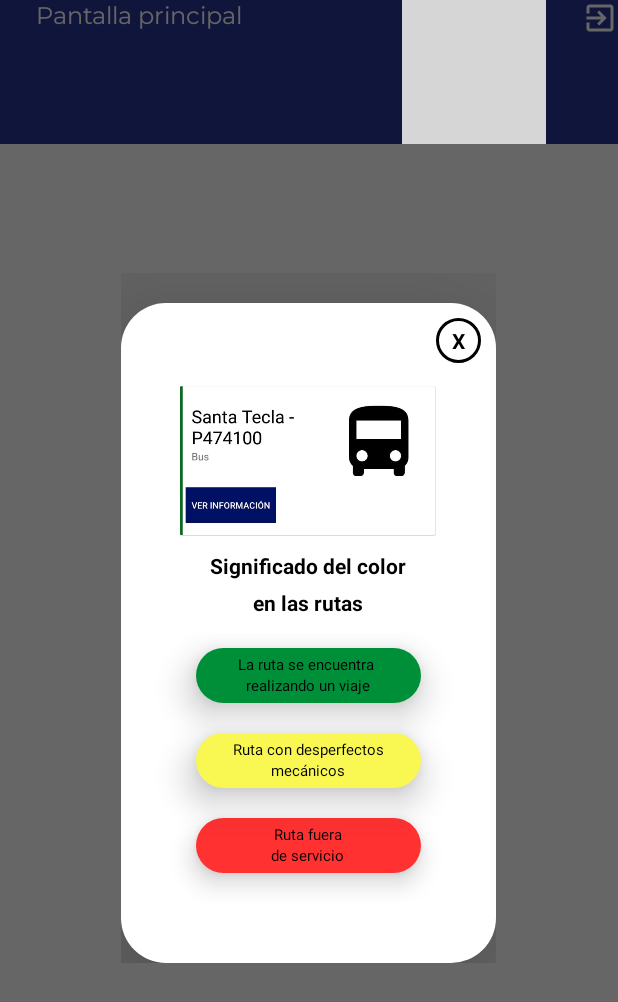
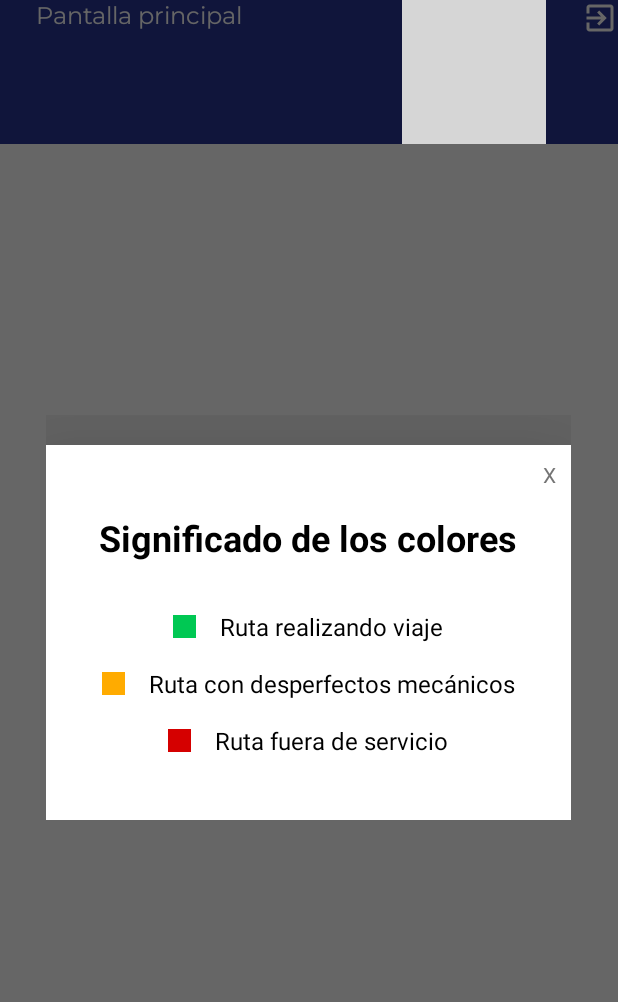
Before and after one commit to Proyecto-DDP/Transporte-UDB, an Android app: the MainActivity screen opened directly, with no data from a screen before it, after a tap on an icon or button, on a phone screen of 412 x 824 dp. Shown: the top 1002 px of the screen. Run offline under Robolectric (Android 15) with nearby library versions, the light colour scheme and no system bars; our stand-ins replace Firebase (no records; nobody signed in at launch, a user with empty details on screens opened directly); grey boxes are pictures that could not be loaded.

Commit message:
Modificando popup

```diff
--- /dev/null
+++ b/app/src/main/res/drawable/greensquare.xml
@@ -0,0 +1,9 @@
+<?xml version="1.0" encoding="utf-8"?>
+<shape xmlns:android="http://schemas.android.com/apk/res/android"
+    android:shape="rectangle" >
+    <solid android:color="#00c853" />
+    <size
+        android:height="15dp"
+        android:width="15dp"
+        />
+</shape>
--- /dev/null
+++ b/app/src/main/res/drawable/redsquare.xml
@@ -0,0 +1,9 @@
+<?xml version="1.0" encoding="utf-8"?>
+<shape xmlns:android="http://schemas.android.com/apk/res/android"
+    android:shape="rectangle" >
+    <solid android:color="#d50000" />
+    <size
+        android:height="15dp"
+        android:width="15dp"
+        />
+</shape>
--- /dev/null
+++ b/app/src/main/res/drawable/yellowsquare.xml
@@ -0,0 +1,9 @@
+<?xml version="1.0" encoding="utf-8"?>
+<shape xmlns:android="http://schemas.android.com/apk/res/android"
+    android:shape="rectangle" >
+    <solid android:color="#ffab00" />
+    <size
+        android:height="15dp"
+        android:width="15dp"
+        />
+</shape>
--- a/app/src/main/res/layout/custompopup.xml
+++ b/app/src/main/res/layout/custompopup.xml
@@ -1,164 +1,83 @@
 <?xml version="1.0" encoding="utf-8"?>
 <LinearLayout xmlns:android="http://schemas.android.com/apk/res/android"
-    android:orientation="vertical" android:layout_width="match_parent"
-    android:layout_height="match_parent" >
+    android:layout_width="match_parent"
+    android:layout_height="match_parent"
+    android:orientation="vertical">
 
     <LinearLayout
-        android:layout_width="250dp"
-        android:layout_height="440dp"
+        android:layout_width="350dp"
+        android:layout_height="250dp"
         android:layout_gravity="center_horizontal"
         android:layout_marginTop="20dp"
-        android:background="@drawable/roundcornera"
+        android:background="@color/White"
+        android:elevation="70dp"
         android:orientation="vertical"
-        android:elevation="70dp"
         android:padding="10dp">
 
         <TextView
             android:id="@+id/Closetxt"
-            android:layout_width="30dp"
-            android:layout_height="30dp"
-            android:layout_gravity="end"
-            android:background="@drawable/cerclebackground"
-            android:gravity="center"
-            android:elevation="20dp"
+            android:layout_width="wrap_content"
+            android:layout_height="wrap_content"
             android:text="X"
+            android:textColor="@color/dark_grey"
+            android:layout_gravity="end"/>
+        <TextView
+            android:layout_width="wrap_content"
+            android:layout_height="wrap_content"
+            android:layout_gravity="center_horizontal"
+            android:layout_marginTop="16dp"
+            android:text="@string/Popup_title"
             android:textColor="@color/black"
+            android:textSize="24dp"
             android:textStyle="bold" />
 
         <LinearLayout
             android:layout_width="match_parent"
-            android:layout_height="170dp"
+            android:layout_height="wrap_content"
+            android:layout_marginTop="24dp"
             android:orientation="vertical">
-
-            <ImageView
-                android:layout_width="200dp"
-                android:layout_height="100dp"
-                android:layout_gravity="center"
-                android:layout_marginTop="15dp"
-                android:elevation="50dp"
-                android:src="@drawable/photo" />
+            android:layout_width="wrap_content"
+            android:layout_height="wrap_content"
+            android:orientation="horizontal">
 
             <TextView
                 android:layout_width="wrap_content"
                 android:layout_height="wrap_content"
                 android:layout_gravity="center_horizontal"
-                android:layout_marginTop="10dp"
-                android:text="Significado del color"
-                android:elevation="10dp"
+                android:layout_marginStart="16dp"
+                android:drawableLeft="@drawable/greensquare"
+                android:drawablePadding="16dp"
+                android:text="@string/green"
+                android:layout_margin="8dp"
                 android:textColor="@color/black"
-                android:textStyle="bold" />
+                android:textSize="16sp" />
 
             <TextView
-                android:text="en las rutas"
-                android:textStyle="bold"
                 android:layout_width="wrap_content"
                 android:layout_height="wrap_content"
                 android:layout_gravity="center_horizontal"
-                android:layout_marginTop="5dp"
-                android:elevation="10dp"
-                android:textColor="@color/black" />
-        </LinearLayout>
+                android:layout_marginStart="16dp"
+                android:layout_margin="8dp"
+                android:drawableLeft="@drawable/yellowsquare"
+                android:drawablePadding="16dp"
+                android:text="@string/yellow"
+                android:textColor="@color/black"
+                android:textSize="16sp" />
 
-        <LinearLayout
-            android:layout_width="match_parent"
-            android:layout_height="180dp"
-            android:layout_marginTop="10dp"
-            android:layout_marginBottom="20dp"
-            android:orientation="vertical">
+            <TextView
+                android:layout_width="wrap_content"
+                android:layout_height="wrap_content"
+                android:layout_gravity="center_horizontal"
+                android:layout_marginStart="16dp"
+                android:layout_margin="8dp"
+                android:drawableLeft="@drawable/redsquare"
+                android:drawablePadding="16dp"
+                android:text="@string/red"
+                android:textColor="@color/black"
+                android:textSize="16sp" />
 
-
-            <LinearLayout
-                android:layout_width="150dp"
-                android:layout_height="90dp"
-                android:layout_marginLeft="40dp"
-                android:layout_marginTop="10dp"
-                android:layout_marginRight="20dp"
-                android:layout_marginBottom="10dp"
-                android:layout_weight="4"
-                android:background="@drawable/roundcornerg"
-                android:gravity="center"
-                android:elevation="15dp"
-                android:orientation="vertical"
-                android:padding="2dp">
-
-
-                <TextView
-                    android:layout_width="wrap_content"
-                    android:layout_height="wrap_content"
-                    android:text="La ruta se encuentra "
-                    android:textColor="@color/black"
-                    android:textSize="10sp" />
-
-                <TextView
-                    android:layout_width="wrap_content"
-                    android:layout_height="wrap_content"
-                    android:text="realizando un viaje"
-                    android:textColor="@color/black"
-                    android:textSize="10sp" />
-
-            </LinearLayout>
-
-            <LinearLayout
-                android:layout_marginTop="10dp"
-                android:layout_marginBottom="10dp"
-                android:layout_marginRight="10dp"
-                android:layout_marginLeft="40dp"
-                android:layout_width="150dp"
-                android:layout_height="90dp"
-                android:layout_weight="4"
-                android:background="@drawable/roundcornery"
-                android:gravity="center"
-                android:elevation="15dp"
-                android:orientation="vertical"
-                android:padding="2dp">
-
-                <TextView
-                    android:layout_width="wrap_content"
-                    android:layout_height="wrap_content"
-                    android:text="Ruta con desperfectos"
-                    android:textColor="@color/black"
-                    android:textSize="10sp" />
-
-                <TextView
-                    android:layout_width="wrap_content"
-                    android:layout_height="wrap_content"
-                    android:text="mecánicos"
-                    android:textColor="@color/black"
-                    android:textSize="10sp" />
-            </LinearLayout>
-
-            <LinearLayout
-                android:layout_marginTop="10dp"
-                android:layout_marginRight="10dp"
-                android:layout_marginLeft="40dp"
-                android:layout_marginBottom="20dp"
-                android:layout_width="150dp"
-                android:layout_height="90dp"
-                android:layout_weight="4"
-                android:background="@drawable/roundcornerr"
-                android:gravity="center"
-                android:elevation="10dp"
-                android:orientation="vertical"
-                android:padding="2dp">
-
-                <TextView
-                    android:layout_width="wrap_content"
-                    android:layout_height="wrap_content"
-                    android:text="Ruta fuera"
-                    android:textColor="@color/black"
-                    android:textSize="10sp" />
-
-                <TextView
-                    android:layout_width="wrap_content"
-                    android:layout_height="wrap_content"
-                    android:text="de servicio"
-                    android:textColor="@color/black"
-                    android:textSize="10sp" />
-
-            </LinearLayout>
         </LinearLayout>
     </LinearLayout>
 
 
-
 </LinearLayout>
--- a/app/src/main/res/values/strings.xml
+++ b/app/src/main/res/values/strings.xml
@@ -18,4 +18,8 @@
     <string name="adminHeader">Pantalla de administrador</string>
     <string name="main">Pantalla principal</string>
     <string name="admin">Pantalla de administrador</string>
+    <string name="Popup_title">Significado de los colores</string>
+    <string name="red">Ruta fuera de servicio</string>
+    <string name="green">Ruta realizando viaje</string>
+    <string name="yellow">Ruta con desperfectos mecánicos</string>
 </resources>
```
